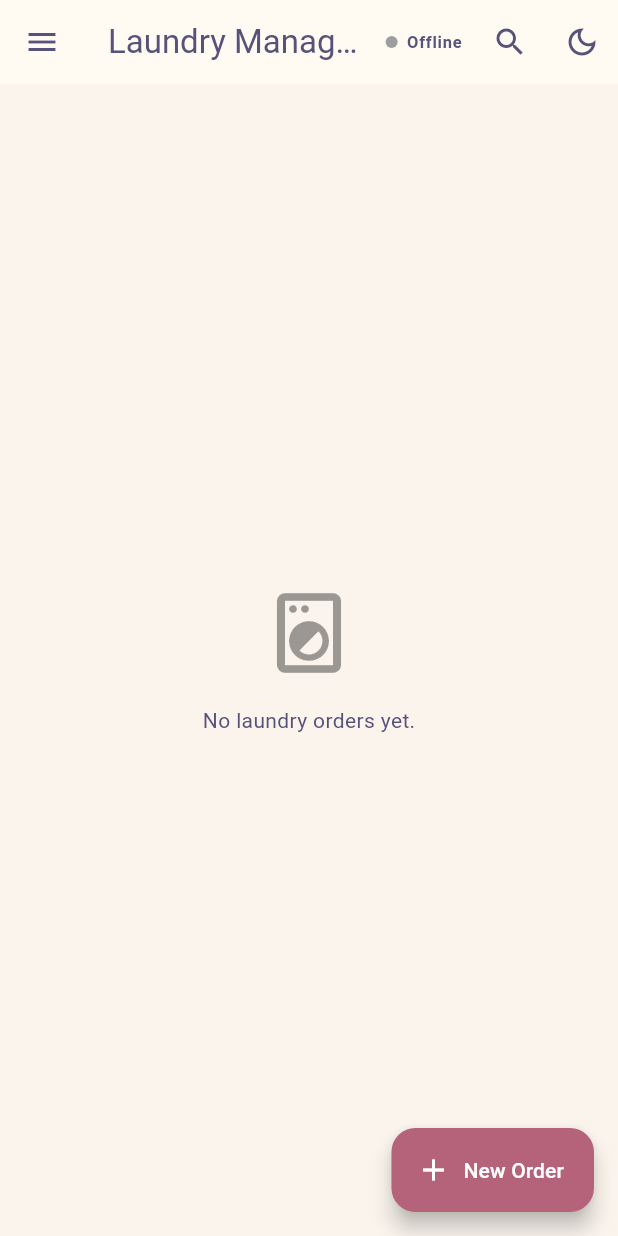
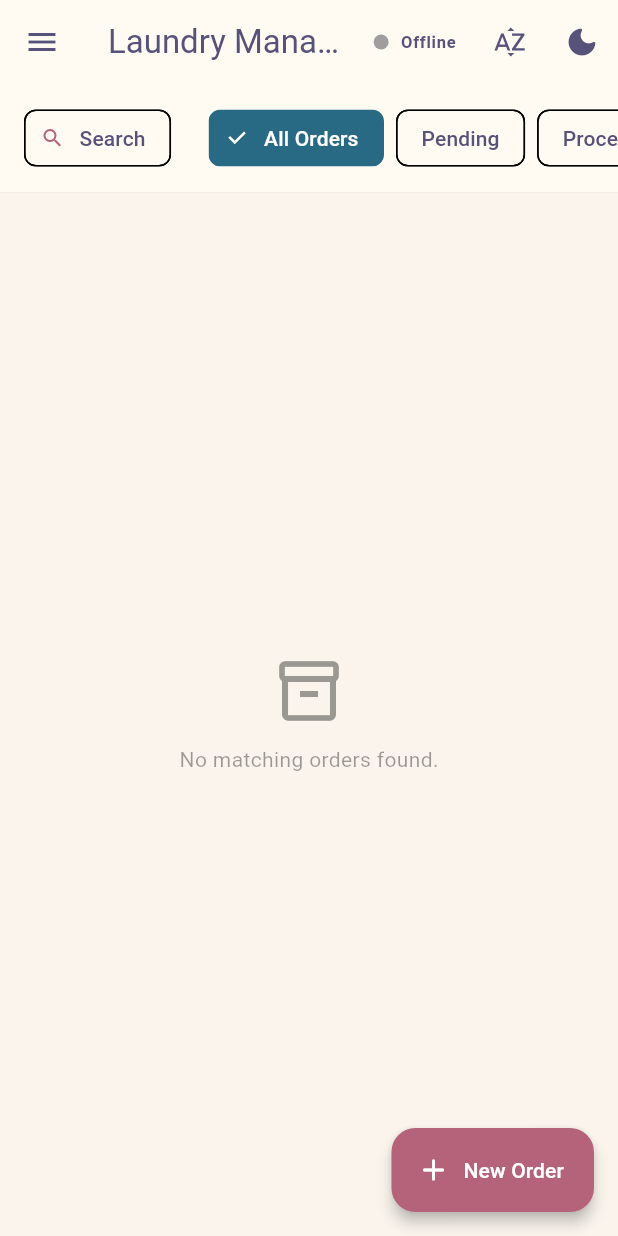
Before and after one commit to ENDragnee/laundary_management, a Flutter app: the DashboardScreen screen opened by its route, on a phone screen of 412 x 824 dp. Run offline on Flutter 3.47's test engine with Material 3 defaults, Android fonts, the phone set to English and light mode, and no system bars; our stand-ins replace drift, flutter_dotenv, go_router, rxdart, shared_preferences, supabase_flutter; missing offline and left inert: drift_sqlite_async, powersync; accounts and stored records are empty; generated files the repository leaves out were written again; statements that could not run were skipped.

Commit message:
feat: limi, sort and filter logic to dashbooard

```diff
--- /dev/null
+++ b/lib/features/dashboard/presentation/controller/dashboard_controller.dart
@@ -0,0 +1,33 @@
+import 'package:flutter/material.dart';
+import 'package:laundary_management/core/constants/order_status.dart';
+
+class DashboardController extends ChangeNotifier {
+  static const int pageSize = 10; // 10 items per page
+
+  int _currentPage = 1;
+  OrderStatus? _selectedStatus;
+  bool _isDescending = true;
+
+  int get currentPage => _currentPage;
+  int get offset => (_currentPage - 1) * pageSize;
+  OrderStatus? get selectedStatus => _selectedStatus;
+  bool get isDescending => _isDescending;
+
+  void setPage(int page) {
+    if (page < 1) return;
+    _currentPage = page;
+    notifyListeners();
+  }
+
+  void setStatus(OrderStatus? status) {
+    _selectedStatus = status;
+    _currentPage = 1; // Reset to page 1 on filter change
+    notifyListeners();
+  }
+
+  void toggleSort() {
+    _isDescending = !_isDescending;
+    _currentPage = 1; // Reset to page 1 on sort change
+    notifyListeners();
+  }
+}
--- a/lib/features/dashboard/presentation/screens/dashboard_screen.dart
+++ b/lib/features/dashboard/presentation/screens/dashboard_screen.dart
@@ -1,12 +1,15 @@
 import 'package:flutter/material.dart';
 import 'package:go_router/go_router.dart';
+import 'package:laundary_management/core/constants/order_status.dart';
 import 'package:laundary_management/core/database/app_database.dart';
-import 'package:laundary_management/core/theme/theme_manager.dart';
+import 'package:laundary_management/features/dashboard/presentation/controller/dashboard_controller.dart';
 import 'package:laundary_management/features/dashboard/presentation/widgets/order_list_item.dart';
-import 'package:laundary_management/features/dashboard/presentation/widgets/user_profile_drawer.dart'; // Import
+import 'package:laundary_management/features/dashboard/presentation/widgets/page_navigator.dart';
+import 'package:laundary_management/features/dashboard/presentation/widgets/user_profile_drawer.dart';
 import 'package:powersync/powersync.dart' as ps;
 import 'package:provider/provider.dart';
 import 'package:supabase_flutter/supabase_flutter.dart';
+import 'package:laundary_management/core/theme/theme_manager.dart';
 
 class DashboardScreen extends StatelessWidget {
   const DashboardScreen({super.key});
@@ -16,58 +19,61 @@ class DashboardScreen extends StatelessWidget {
     final themeManager = context.read<ThemeManager>();
     final isDarkMode = Theme.of(context).brightness == Brightness.dark;
     final database = context.read<AppDatabase>();
+    final controller = context.watch<DashboardController>();
     final powersync = context.read<ps.PowerSyncDatabase>();
     final user = Supabase.instance.client.auth.currentUser;
+    final theme = Theme.of(context);
 
     return Scaffold(
-      drawer: const UserProfileDrawer(), // Redesigned Widget
+      drawer: const UserProfileDrawer(),
       appBar: AppBar(
         title: const Text('Laundry Manager'),
-        centerTitle: false,
+        elevation: 0,
         actions: [
-          // Sync Status Indicator
+          // Real-time Sync Indicator
           StreamBuilder<ps.SyncStatus>(
             stream: powersync.statusStream,
             builder: (context, snapshot) {
               final status = snapshot.data;
-              Color color = Colors.grey;
-              String label = 'Offline';
+              Color statusColor = Colors.grey;
+              String statusLabel = 'Offline';
 
               if (status != null && status.connected) {
                 if (status.uploading || status.downloading) {
-                  color = Colors.orange;
-                  label = 'Syncing';
+                  statusColor = Colors.orange;
+                  statusLabel = 'Syncing';
                 } else {
-                  color = Colors.green;
-                  label = 'Online';
+                  statusColor = Colors.green;
+                  statusLabel = 'Online';
                 }
               }
 
               return Padding(
-                padding: const EdgeInsets.only(right: 8.0),
+                padding: const EdgeInsets.only(right: 12.0),
                 child: Row(
                   children: [
                     Container(
-                      width: 8,
-                      height: 8,
+                      width: 10,
+                      height: 10,
                       decoration: BoxDecoration(
-                        color: color,
+                        color: statusColor,
                         shape: BoxShape.circle,
                         boxShadow: [
-                          if (label == 'Syncing')
+                          if (statusLabel == 'Syncing')
                             BoxShadow(
-                              color: color.withValues(alpha: 0.5),
-                              blurRadius: 4,
+                              color: statusColor.withValues(alpha: 0.4),
+                              blurRadius: 6,
                               spreadRadius: 2,
                             ),
                         ],
                       ),
                     ),
-                    const SizedBox(width: 6),
+                    const SizedBox(width: 8),
                     Text(
-                      label,
-                      style: Theme.of(context).textTheme.labelSmall?.copyWith(
+                      statusLabel,
+                      style: theme.textTheme.labelSmall?.copyWith(
                         fontWeight: FontWeight.bold,
+                        letterSpacing: 0.5,
                       ),
                     ),
                   ],
@@ -76,28 +82,92 @@ class DashboardScreen extends StatelessWidget {
             },
           ),
           IconButton(
-            icon: const Icon(Icons.search),
-            onPressed: () => context.push('/search'),
+            icon: Icon(
+              controller.isDescending
+                  ? Icons.sort_by_alpha
+                  : Icons.filter_list_alt,
+            ),
+            onPressed: () => controller.toggleSort(),
+            tooltip: 'Sort Orders',
           ),
           IconButton(
             icon: Icon(
-              isDarkMode ? Icons.light_mode_outlined : Icons.dark_mode_outlined,
+              isDarkMode ? Icons.light_mode_rounded : Icons.dark_mode_rounded,
             ),
             onPressed: () => themeManager.toggleTheme(!isDarkMode),
           ),
         ],
       ),
-      body: StreamBuilder<Laundry?>(
-        stream: (database.select(
-          database.laundries,
-        )..where((t) => t.id.equals(user?.id ?? ''))).watchSingleOrNull(),
+      body: Column(
+        children: [
+          // 1. Modern Filter Section
+          Container(
+            width: double.infinity,
+            decoration: BoxDecoration(
+              color: theme.colorScheme.surface,
+              border: Border(
+                bottom: BorderSide(
+                  color: theme.dividerColor.withValues(alpha: 0.05),
+                ),
+              ),
+            ),
+            child: SingleChildScrollView(
+              scrollDirection: Axis.horizontal,
+              padding: const EdgeInsets.symmetric(horizontal: 16, vertical: 12),
+              child: Row(
+                children: [
+                  ActionChip(
+                    avatar: const Icon(Icons.search, size: 16),
+                    label: const Text('Search'),
+                    onPressed: () => context.push('/search'),
+                    backgroundColor: theme.colorScheme.surfaceContainerHighest,
+                  ),
+                  const SizedBox(width: 12),
+                  const VerticalDivider(width: 1),
+                  const SizedBox(width: 12),
+                  ChoiceChip(
+                    label: const Text('All Orders'),
+                    selected: controller.selectedStatus == null,
+                    onSelected: (_) => controller.setStatus(null),
+                  ),
+                  ...OrderStatus.values.map((status) {
+                    return Padding(
+                      padding: const EdgeInsets.only(left: 8.0),
+                      child: ChoiceChip(
+                        label: Text(status.displayName),
+                        selected: controller.selectedStatus == status,
+                        onSelected: (_) => controller.setStatus(status),
+                        selectedColor: status.color.withValues(alpha: 0.15),
+                        checkmarkColor: status.color,
+                      ),
+                    );
+                  }),
+                ],
+              ),
+            ),
+          ),
+
+          // 2. Orders List Section
+          Expanded(
+            child: StreamBuilder<Laundry?>(
+              stream: database.watchLaundryProfile(user?.id ?? ''),
               builder: (context, profileSnapshot) {
                 final tier = profileSnapshot.data?.tier ?? 'TRIAL';
 
                 return StreamBuilder<List<LaundryOrder>>(
-            stream: database.watchAllOrders(),
+                  stream: database.watchOrdersPaged(
+                    limit: DashboardController.pageSize,
+                    offset: controller.offset,
+                    filterStatus: controller.selectedStatus,
+                    sortDescending: controller.isDescending,
+                  ),
                   builder: (context, snapshot) {
                     final orders = snapshot.data ?? [];
+
+                    if (snapshot.connectionState == ConnectionState.waiting &&
+                        orders.isEmpty) {
+                      return const Center(child: CircularProgressIndicator());
+                    }
 
                     if (orders.isEmpty) {
                       return Center(
@@ -105,26 +175,29 @@ class DashboardScreen extends StatelessWidget {
                           mainAxisAlignment: MainAxisAlignment.center,
                           children: [
                             Icon(
-                        Icons.local_laundry_service_outlined,
-                        size: 64,
-                        color: Theme.of(context).disabledColor,
+                              Icons.inventory_2_outlined,
+                              size: 48,
+                              color: theme.disabledColor,
                             ),
-                      const SizedBox(height: 16),
-                      const Text('No laundry orders yet.'),
+                            const SizedBox(height: 12),
+                            Text(
+                              'No matching orders found.',
+                              style: TextStyle(color: theme.disabledColor),
+                            ),
                           ],
                         ),
                       );
                     }
 
                     return ListView.builder(
-                padding: const EdgeInsets.only(bottom: 80, top: 8),
+                      padding: const EdgeInsets.symmetric(vertical: 8),
                       itemCount: orders.length,
                       itemBuilder: (context, index) {
-                  final order = orders[index];
                         return OrderListItem(
-                    order: order,
+                          order: orders[index],
                           userTier: tier,
-                    onTap: () => context.push('/order_form', extra: order),
+                          onTap: () =>
+                              context.push('/order_form', extra: orders[index]),
                         );
                       },
                     );
@@ -132,10 +205,32 @@ class DashboardScreen extends StatelessWidget {
                 );
               },
             ),
+          ),
+        ],
+      ),
+
+      // 3. FIXED: Page Navigator is now in bottomNavigationBar
+      // This prevents the FAB from overlapping the pagination UI
+      bottomNavigationBar: SafeArea(
+        child: StreamBuilder<int>(
+          stream: database.watchOrderCount(controller.selectedStatus),
+          builder: (context, snapshot) {
+            final count = snapshot.data ?? 0;
+            return PageNavigator(
+              currentPage: controller.currentPage,
+              totalCount: count,
+              pageSize: DashboardController.pageSize,
+              onPageChanged: (page) => controller.setPage(page),
+            );
+          },
+        ),
+      ),
+
       floatingActionButton: FloatingActionButton.extended(
         onPressed: () => context.push('/order_form'),
         label: const Text('New Order'),
-        icon: const Icon(Icons.add),
+        icon: const Icon(Icons.add_rounded),
+        elevation: 4,
       ),
     );
   }
--- a/lib/main.dart
+++ b/lib/main.dart
@@ -6,6 +6,7 @@ import 'package:laundary_management/core/database/powersync_schema.dart';
 import 'package:laundary_management/core/navigation/app_router.dart';
 import 'package:laundary_management/core/theme/rose_pine_theme.dart';
 import 'package:laundary_management/core/theme/theme_manager.dart';
+import 'package:laundary_management/features/dashboard/presentation/controller/dashboard_controller.dart';
 import 'package:path/path.dart';
 import 'package:path_provider/path_provider.dart';
 import 'package:powersync/powersync.dart';
@@ -55,6 +56,7 @@ Future<void> main() async {
         ChangeNotifierProvider.value(value: themeManager),
         // Provide the Auth Notifier to the widget tree
         ChangeNotifierProvider.value(value: authNotifier),
+        ChangeNotifierProvider(create: (_) => DashboardController()),
       ],
       // Pass the notifier to MyApp so it can create the router
       child: MyApp(authNotifier: authNotifier),
```
Also changed, not shown: lib/core/database/app_database.dart (+57 -16 lines), lib/features/dashboard/presentation/widgets/page_navigator.dart (added, +71 -0 lines). Lines whose indentation alone changed are shown as unchanged.
